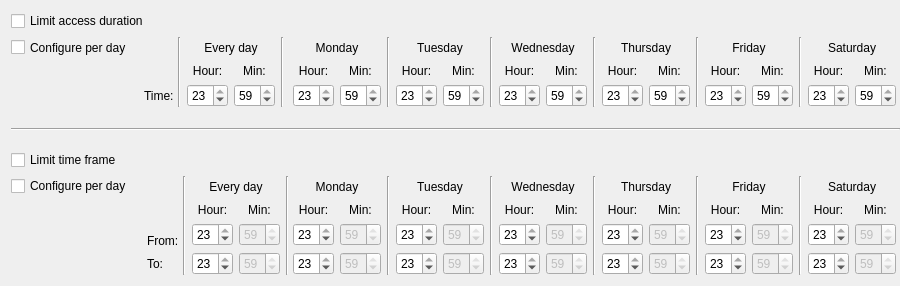
This is ui/limits.ui in simgunz/timekpr as Qt 5 draws it before an edit. The edited form follows.
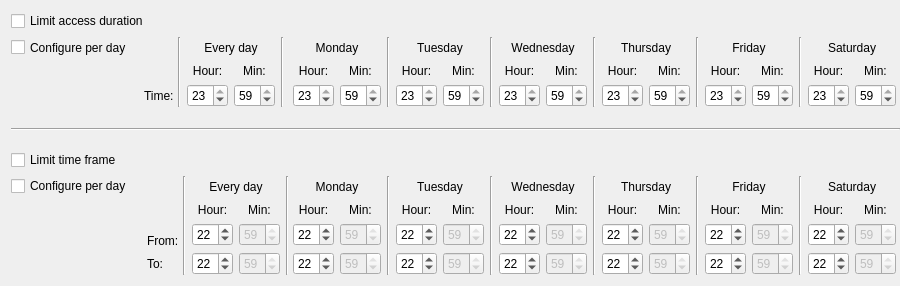
This is the edited form.

Commit message: Changed maximum spinbox value to 24 for back compatibility (temporary)

Patch:
```diff
--- a/ui/limits.ui
+++ b/ui/limits.ui
@@ -978,10 +978,10 @@
             </size>
            </property>
            <property name="maximum">
-            <number>23</number>
+            <number>24</number>
            </property>
            <property name="value">
-            <number>23</number>
+            <number>22</number>
            </property>
           </widget>
          </item>
@@ -1016,10 +1016,10 @@
             </size>
            </property>
            <property name="maximum">
-            <number>23</number>
+            <number>24</number>
            </property>
            <property name="value">
-            <number>23</number>
+            <number>22</number>
            </property>
           </widget>
          </item>
@@ -1368,10 +1368,10 @@
             </size>
            </property>
            <property name="maximum">
-            <number>23</number>
+            <number>24</number>
            </property>
            <property name="value">
-            <number>23</number>
+            <number>22</number>
            </property>
           </widget>
          </item>
@@ -1406,10 +1406,10 @@
             </size>
            </property>
            <property name="maximum">
-            <number>23</number>
+            <number>24</number>
            </property>
            <property name="value">
-            <number>23</number>
+            <number>22</number>
            </property>
           </widget>
          </item>
@@ -1444,10 +1444,10 @@
             </size>
            </property>
            <property name="maximum">
-            <number>23</number>
+            <number>24</number>
            </property>
            <property name="value">
-            <number>23</number>
+            <number>22</number>
            </property>
           </widget>
          </item>
@@ -1482,10 +1482,10 @@
             </size>
            </property>
            <property name="maximum">
-            <number>23</number>
+            <number>24</number>
            </property>
            <property name="value">
-            <number>23</number>
+            <number>22</number>
            </property>
           </widget>
          </item>
@@ -1520,10 +1520,10 @@
             </size>
            </property>
            <property name="maximum">
-            <number>23</number>
+            <number>24</number>
            </property>
            <property name="value">
-            <number>23</number>
+            <number>22</number>
            </property>
           </widget>
          </item>
@@ -1558,10 +1558,10 @@
             </size>
            </property>
            <property name="maximum">
-            <number>23</number>
+            <number>24</number>
            </property>
            <property name="value">
-            <number>23</number>
+            <number>22</number>
            </property>
           </widget>
          </item>
@@ -1596,10 +1596,10 @@
             </size>
            </property>
            <property name="maximum">
-            <number>23</number>
+            <number>24</number>
            </property>
            <property name="value">
-            <number>23</number>
+            <number>22</number>
            </property>
           </widget>
          </item>
@@ -1634,10 +1634,10 @@
             </size>
            </property>
            <property name="maximum">
-            <number>23</number>
+            <number>24</number>
            </property>
            <property name="value">
-            <number>23</number>
+            <number>22</number>
            </property>
           </widget>
          </item>
@@ -1672,10 +1672,10 @@
             </size>
            </property>
            <property name="maximum">
-            <number>23</number>
+            <number>24</number>
            </property>
            <property name="value">
-            <number>23</number>
+            <number>22</number>
            </property>
           </widget>
          </item>
@@ -1710,10 +1710,10 @@
             </size>
            </property>
            <property name="maximum">
-            <number>23</number>
+            <number>24</number>
            </property>
            <property name="value">
-            <number>23</number>
+            <number>22</number>
            </property>
           </widget>
          </item>
@@ -1748,10 +1748,10 @@
             </size>
            </property>
            <property name="maximum">
-            <number>23</number>
+            <number>24</number>
            </property>
            <property name="value">
-            <number>23</number>
+            <number>22</number>
            </property>
           </widget>
          </item>
@@ -1786,10 +1786,10 @@
             </size>
            </property>
            <property name="maximum">
-            <number>23</number>
+            <number>24</number>
            </property>
            <property name="value">
-            <number>23</number>
+            <number>22</number>
            </property>
           </widget>
          </item>
```
